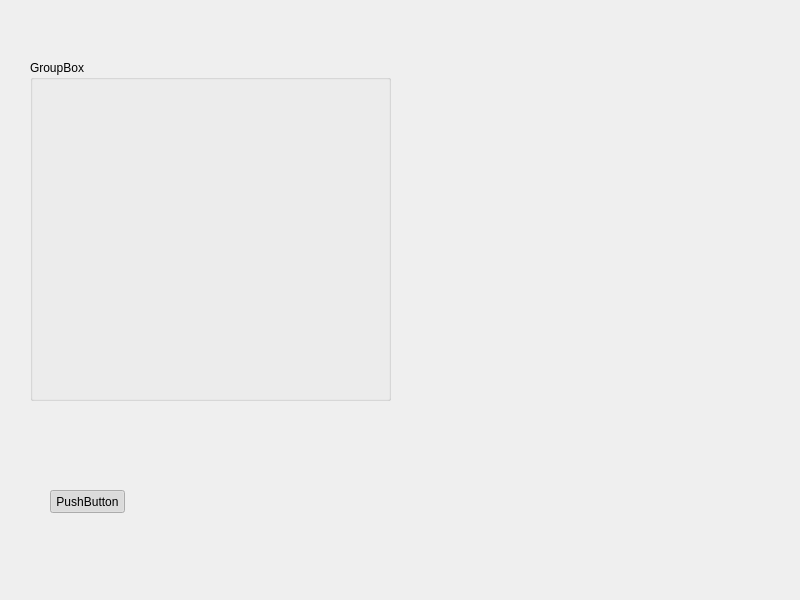
Before: the Qt Designer form group.ui in alpha0080/spineToolAdv, drawn with Qt 5.
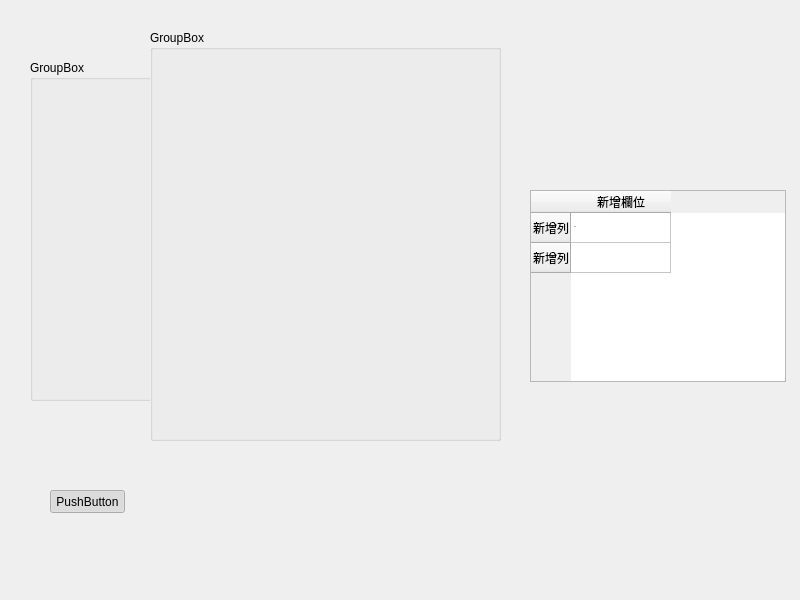
After: the same form once the commit is applied.

Patch:
```diff
--- a/group.ui
+++ b/group.ui
@@ -15,6 +15,9 @@
   </property>
   <widget class="QWidget" name="centralwidget">
    <widget class="QGroupBox" name="groupBox">
+    <property name="enabled">
+     <bool>true</bool>
+    </property>
     <property name="geometry">
      <rect>
       <x>30</x>
@@ -23,9 +26,18 @@
       <height>341</height>
      </rect>
     </property>
+    <property name="autoFillBackground">
+     <bool>false</bool>
+    </property>
     <property name="title">
      <string>GroupBox</string>
     </property>
+    <property name="flat">
+     <bool>false</bool>
+    </property>
+    <property name="checkable">
+     <bool>false</bool>
+    </property>
    </widget>
    <widget class="QPushButton" name="pushButton">
     <property name="geometry">
@@ -49,6 +61,60 @@
      <bool>false</bool>
     </property>
    </widget>
+   <widget class="QGroupBox" name="groupBox_2">
+    <property name="geometry">
+     <rect>
+      <x>150</x>
+      <y>30</y>
+      <width>351</width>
+      <height>411</height>
+     </rect>
+    </property>
+    <property name="autoFillBackground">
+     <bool>true</bool>
+    </property>
+    <property name="title">
+     <string>GroupBox</string>
+    </property>
+    <property name="flat">
+     <bool>false</bool>
+    </property>
+   </widget>
+   <widget class="QTableWidget" name="tableWidget">
+    <property name="geometry">
+     <rect>
+      <x>530</x>
+      <y>190</y>
+      <width>256</width>
+      <height>192</height>
+     </rect>
+    </property>
+    <row>
+     <property name="text">
+      <string>新增列</string>
+     </property>
+    </row>
+    <row>
+     <property name="text">
+      <string>新增列</string>
+     </property>
+    </row>
+    <column>
+     <property name="text">
+      <string>新增欄位</string>
+     </property>
+    </column>
+    <item row="0" column="0">
+     <property name="text">
+      <string>1111</string>
+     </property>
+     <property name="font">
+      <font>
+       <pointsize>1</pointsize>
+      </font>
+     </property>
+    </item>
+   </widget>
   </widget>
  </widget>
  <resources/>
```
